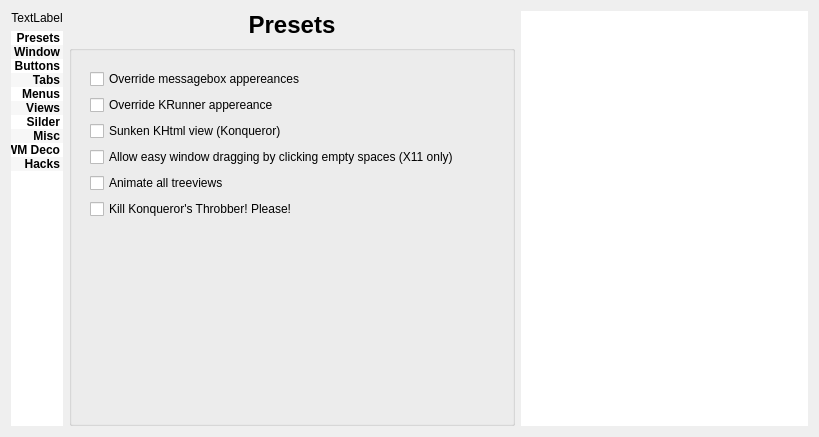
The window that config/config.ui (deiv/bespin-pkg) describes before a commit, drawn with Qt 5.
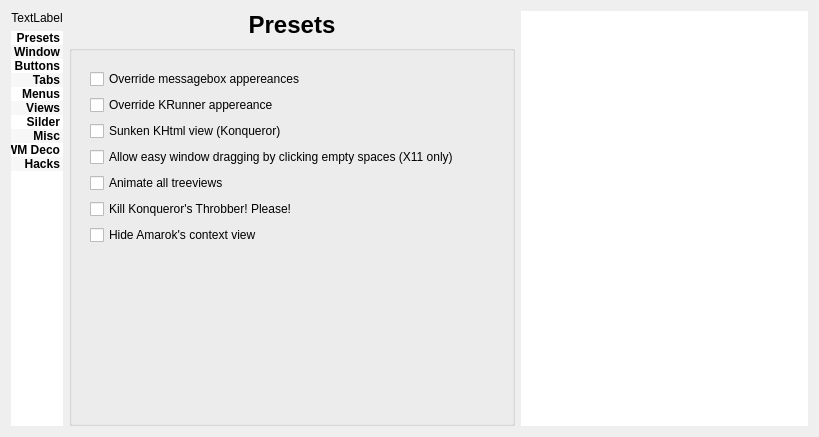
The same window after the commit. The open tabs and pages were chosen to show the change.

Commit message: alternate base colors, added hack to hide amarok context...

Diff of the .ui file:
```diff
--- a/config/config.ui
+++ b/config/config.ui
@@ -2103,7 +2103,7 @@
             </property>
            </widget>
           </item>
-          <item row="6" column="0" >
+          <item row="7" column="0" >
            <spacer name="verticalSpacer" >
             <property name="orientation" >
              <enum>Qt::Vertical</enum>
@@ -2116,6 +2116,13 @@
             </property>
            </spacer>
           </item>
+          <item row="6" column="0" >
+           <widget class="QCheckBox" name="hackAmarokContext" >
+            <property name="text" >
+             <string>Hide Amarok's context view</string>
+            </property>
+           </widget>
+          </item>
          </layout>
         </widget>
        </widget>
```
Left out of the diff: 2 changed lines with no effect on the pictures. The commit also changes 7 other files.
